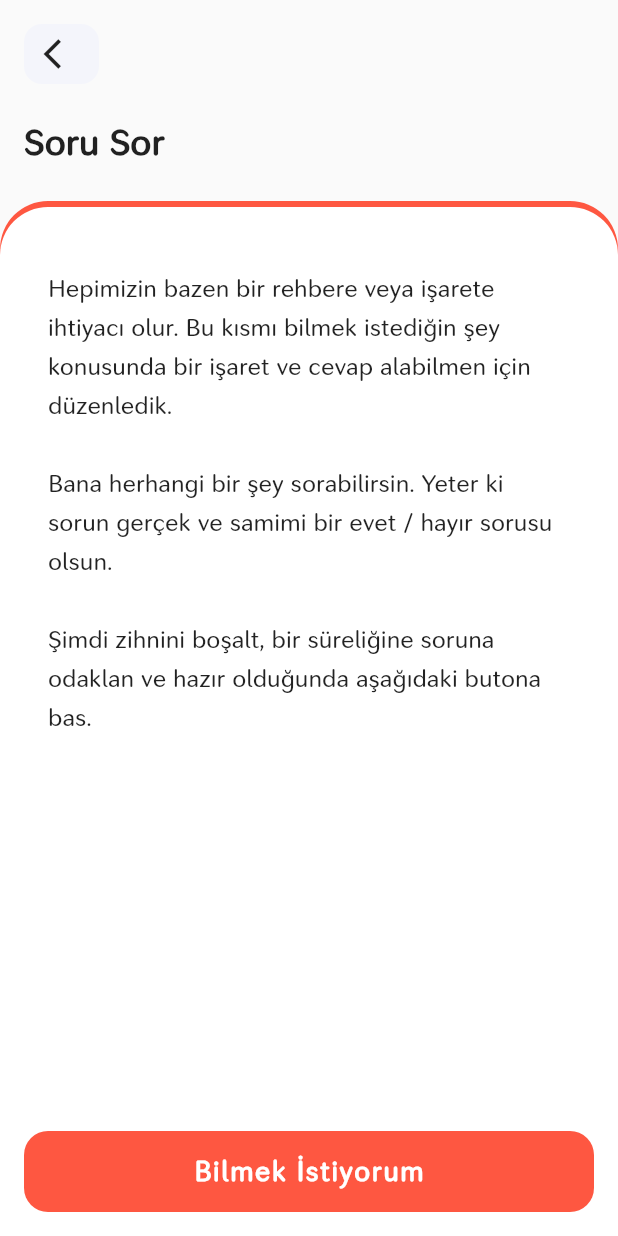
After one commit to right7ctrl/flutter_astrology_app, a Flutter app: the screen it shows after launch, item 2 of the bottom bar chosen, on a phone screen of 412 x 824 dp. The commit adds this screen. Run offline on Flutter 3.47's test engine with Material 2 defaults, Android fonts, the phone set to English and light mode, and no system bars.

Commit message:
custom page design ui, questionpage

```diff
--- a/lib/pages/home_page.dart
+++ b/lib/pages/home_page.dart
@@ -1,3 +1,4 @@
+import 'package:fl_astrology/pages/question_page.dart';
 import 'package:fl_astrology/widgets/custom_bottom_bar.dart';
 import 'package:flutter/material.dart';
 
@@ -12,22 +13,25 @@ class _HomePageState extends State<HomePage> {
   Widget build(BuildContext context) {
     return Scaffold(
       backgroundColor: Color.fromRGBO(247, 248, 251, 1),
-      bottomNavigationBar: Container(
-          child: CustomBottomBar(
+      bottomNavigationBar: CustomBottomBar(
         currentIndex: _currentTab,
         onTap: (int val) {
           if (val == _currentTab) return;
           setState(() {
             _currentTab = val;
           });
+          if (val == 1) {
+            Navigator.push(context,
+                MaterialPageRoute(builder: (context) => QuestionPage()));
+          }
         },
         items: [
           CustomBottomBarItem(icon: Icons.home),
           CustomBottomBarItem(icon: Icons.bookmark),
-          CustomBottomBarItem(icon: Icons.home),
-          CustomBottomBarItem(icon: Icons.home)
+          CustomBottomBarItem(icon: Icons.person),
+          CustomBottomBarItem(icon: Icons.settings)
         ],
-      )),
+      ),
       body: SafeArea(
         child: Column(
           crossAxisAlignment: CrossAxisAlignment.start,
--- /dev/null
+++ b/lib/pages/question_page.dart
@@ -0,0 +1,123 @@
+import 'package:flutter/material.dart';
+
+class QuestionPage extends StatefulWidget {
+  @override
+  _QuestionPageState createState() => _QuestionPageState();
+}
+
+class _QuestionPageState extends State<QuestionPage> {
+  @override
+  Widget build(BuildContext context) {
+    return Scaffold(
+      body: SafeArea(
+        child: Column(
+          children: <Widget>[
+            Padding(
+              padding: const EdgeInsets.all(16),
+              child: Row(
+                mainAxisSize: MainAxisSize.max,
+                mainAxisAlignment: MainAxisAlignment.start,
+                children: <Widget>[
+                  Material(
+                    borderRadius: BorderRadius.circular(12),
+                    color: Color.fromRGBO(244, 245, 251, 1),
+                    child: InkWell(
+                      onTap: () {
+                        Navigator.pop(context);
+                      },
+                      child: Container(
+                        height: 40,
+                        width: 50,
+                        child: Center(
+                          child: Icon(Icons.arrow_back_ios),
+                        ),
+                      ),
+                    ),
+                  ),
+                ],
+              ),
+            ),
+            Expanded(
+              child: Column(
+                crossAxisAlignment: CrossAxisAlignment.start,
+                children: <Widget>[
+                  Padding(
+                    padding:
+                        const EdgeInsets.symmetric(horizontal: 16, vertical: 8),
+                    child: Text(
+                      'Soru Sor',
+                      style: TextStyle(
+                        fontSize: 24,
+                        fontWeight: FontWeight.bold,
+                      ),
+                    ),
+                  ),
+                  SizedBox(
+                    height: 16,
+                  ),
+                  Expanded(
+                    child: Container(
+                      padding: EdgeInsets.only(top: 4),
+                      decoration: BoxDecoration(
+                          color: Color.fromRGBO(254, 87, 65, 1),
+                          borderRadius: BorderRadius.only(
+                            topLeft: Radius.circular(32),
+                            topRight: Radius.circular(32),
+                          )),
+                      child: Container(
+                        decoration: BoxDecoration(
+                          color: Colors.white,
+                          borderRadius: BorderRadius.only(
+                            topLeft: Radius.circular(32),
+                            topRight: Radius.circular(32),
+                          ),
+                        ),
+                        padding: EdgeInsets.all(16),
+                        child: Column(
+                          children: <Widget>[
+                            Expanded(
+                              child: Padding(
+                                padding: const EdgeInsets.symmetric(
+                                    vertical: 24, horizontal: 16),
+                                child: Text(
+                                  'Hepimizin bazen bir rehbere veya işarete ihtiyacı olur. Bu kısmı bilmek istediğin şey konusunda bir işaret ve cevap alabilmen için düzenledik.\n\nBana herhangi bir şey sorabilirsin. Yeter ki sorun gerçek ve samimi bir evet / hayır sorusu olsun.\n\nŞimdi zihnini boşalt, bir süreliğine soruna odaklan ve hazır olduğunda aşağıdaki butona bas.',
+                                  style: TextStyle(fontSize: 16, height: 1.6),
+                                ),
+                              ),
+                            ),
+                            Material(
+                              borderRadius: BorderRadius.circular(16),
+                              color: Color.fromRGBO(254, 87, 65, 1),
+                              child: InkWell(
+                                borderRadius: BorderRadius.circular(16),
+                                onTap: () {},
+                                child: Container(
+                                  height: 54,
+                                  width: double.infinity,
+                                  child: Center(
+                                    child: Text(
+                                      'Bilmek İstiyorum',
+                                      style: TextStyle(
+                                          color: Colors.white,
+                                          fontSize: 18,
+                                          fontWeight: FontWeight.w600,
+                                          letterSpacing: 1.1),
+                                    ),
+                                  ),
+                                ),
+                              ),
+                            )
+                          ],
+                        ),
+                      ),
+                    ),
+                  ),
+                ],
+              ),
+            ),
+          ],
+        ),
+      ),
+    );
+  }
+}
```
